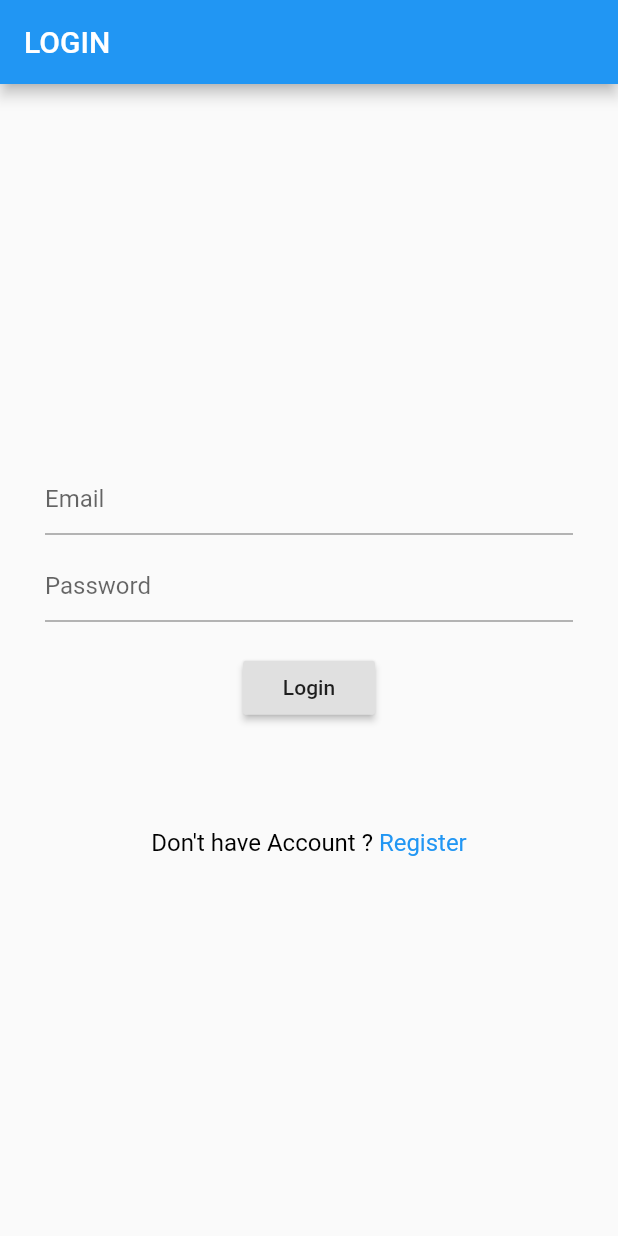
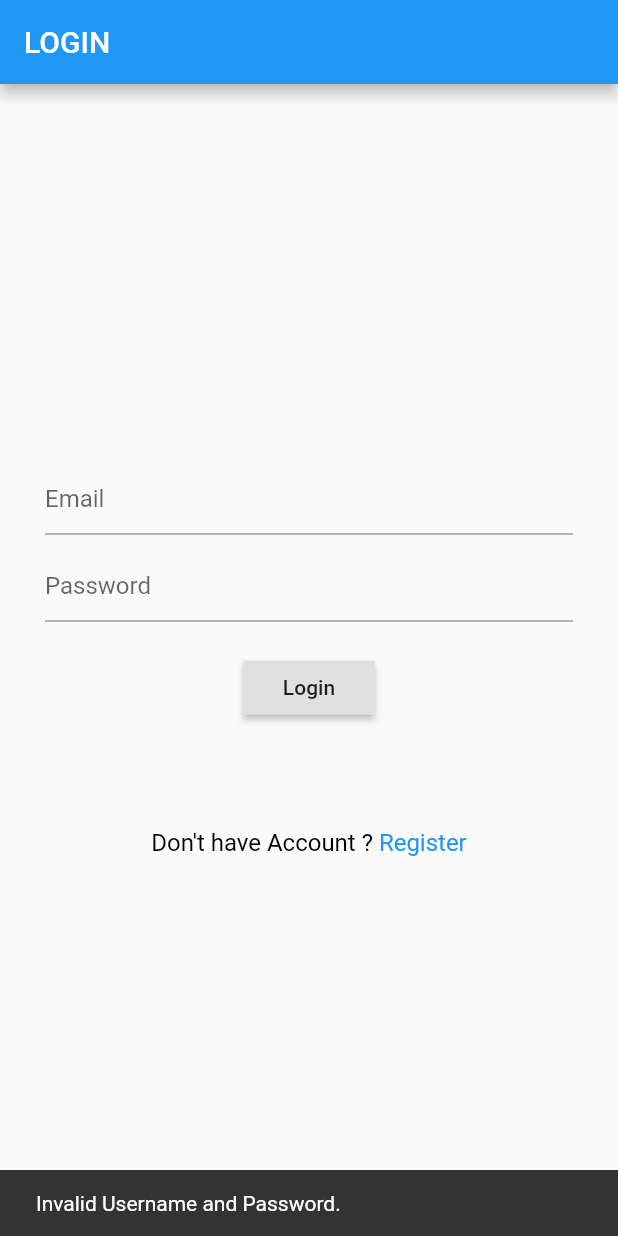
Before and after one commit to NeoTmg/workshopapp, a Flutter app: the screen it shows after launch, after a tap on "Login", on a phone screen of 412 x 824 dp. Run offline on Flutter 3.47's test engine with Material 2 defaults, Android fonts, the phone set to English and light mode, and no system bars; our stand-ins replace sqflite; accounts and stored records are empty; network calls fail.

```diff
--- /dev/null
+++ b/lib/global.dart
@@ -0,0 +1,6 @@
+
+class global{
+  static var username="",email;
+  static bool isLogin = false;
+
+}
--- a/lib/login.dart
+++ b/lib/login.dart
@@ -1,6 +1,10 @@
 import 'package:flutter/gestures.dart';
 import 'package:flutter/material.dart';
+import 'package:myworkshop/dashboard.dart';
 import 'package:myworkshop/registration.dart';
+import 'package:sqflite/sqflite.dart';
+import 'package:path/path.dart' as path;
+import 'global.dart';
 
 
 class login extends StatefulWidget {
@@ -87,9 +91,36 @@ class _loginState extends State<login> {
 
                   RaisedButton(
                       child: Text("Login"),
-                      onPressed: (){
+                      onPressed: ()async{
                          //now first getting login credentials
+                        final database = openDatabase(
 
+                            path.join(await getDatabasesPath(), 'workshop.db'),
+
+                            onCreate: (db, version) {
+                        // Run the CREATE TABLE statement on the database.
+                        return db.execute(
+                        'CREATE TABLE Register(id INTEGER PRIMARY KEY, email TEXT, username TEXT, password TEXT)',
+                        );
+                        },
+                        version: 1,
+                        );
+
+                        final db = await database;
+                        var email = _email.text;
+                        var pass = _pass.text;
+                        List<Map> result = [];
+                        result = await db.rawQuery("select * from Register where email='$email' and password = '$pass'");
+                        print(result);
+                        if(result.length == 0){
+                           ScaffoldMessenger.of(context).showSnackBar(SnackBar(content: Text("Invalid Username and Password.")));
+
+                        }else{
+                          global.email = _email.text;
+                          global.isLogin = true;
+                          global.username = result[0]['username'];
+                          Navigator.push(context, MaterialPageRoute(builder: (context) => Dashboard()));
+                        }
 
 
                       }
--- a/lib/main.dart
+++ b/lib/main.dart
@@ -1,4 +1,5 @@
 import 'package:flutter/material.dart';
+import 'package:myworkshop/dashboard.dart';
 import 'package:myworkshop/login.dart';
 
 void main() {
--- a/lib/registration.dart
+++ b/lib/registration.dart
@@ -32,6 +32,7 @@ class _registerState extends State<register> {
       ),
       body: Padding(
         padding: EdgeInsets.only(top: MediaQuery.of(context).size.height/5, left: 30, right: 30),
+        child: SingleChildScrollView(
           child: Center(
             child:  Form(
               child: Column(
@@ -59,6 +60,7 @@ class _registerState extends State<register> {
                   TextFormField(
                     decoration: InputDecoration(hintText: "Password"),
                     controller: _password,
+                    obscureText: true,
                     validator: (val){
                       if(val != null && val.isEmpty){
                         return "Password";
@@ -69,6 +71,7 @@ class _registerState extends State<register> {
                   TextFormField(
                     decoration: InputDecoration(hintText: "Confirm Password"),
                     controller: _conpass,
+                    obscureText: true,
                     validator: (val){
                       if(val != null && val.isEmpty){
                         return "Confirm Password";
@@ -132,6 +135,7 @@ class _registerState extends State<register> {
             )
           ),
         ),
+      ),
     );
   }
 }
--- a/pubspec.yaml
+++ b/pubspec.yaml
@@ -36,6 +36,7 @@ dev_dependencies:
   # rules and activating additional ones.
   flutter_lints: ^1.0.0
   sqflite: ^2.0.2
+  http: ^0.13.4
 
 flutter:
 
```
Also changed, not shown: lib/Model/Test.dart (added, +26 -0 lines), lib/dashboard.dart (added, +136 -0 lines), pubspec.lock. Lines whose indentation alone changed are shown as unchanged.
